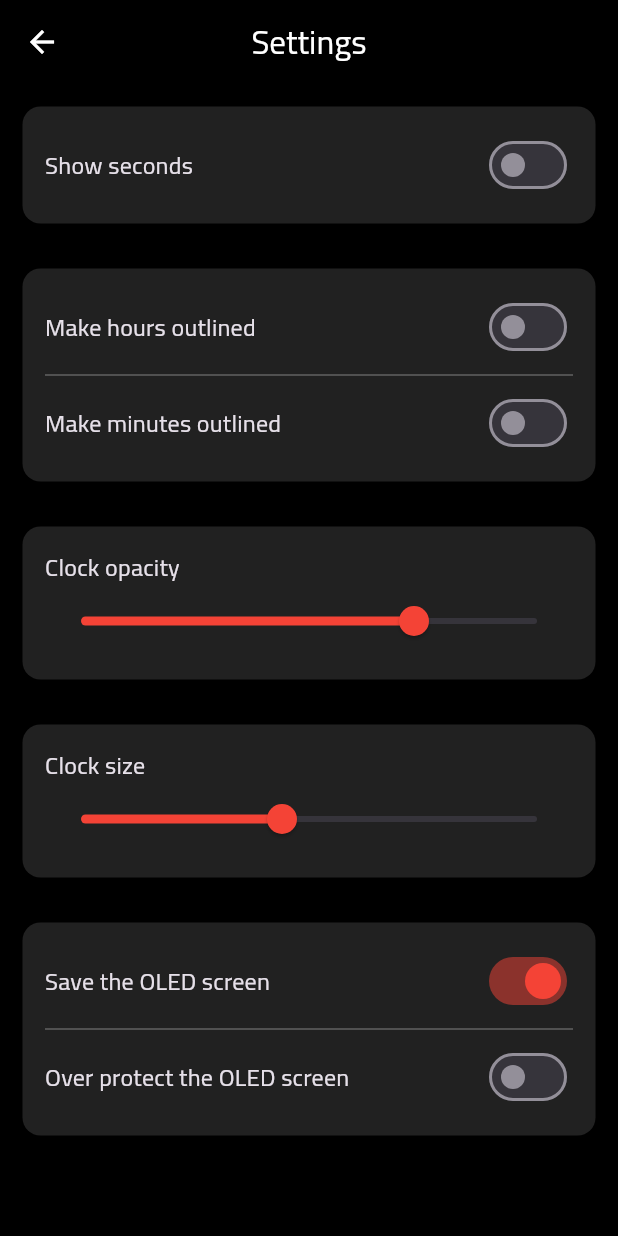
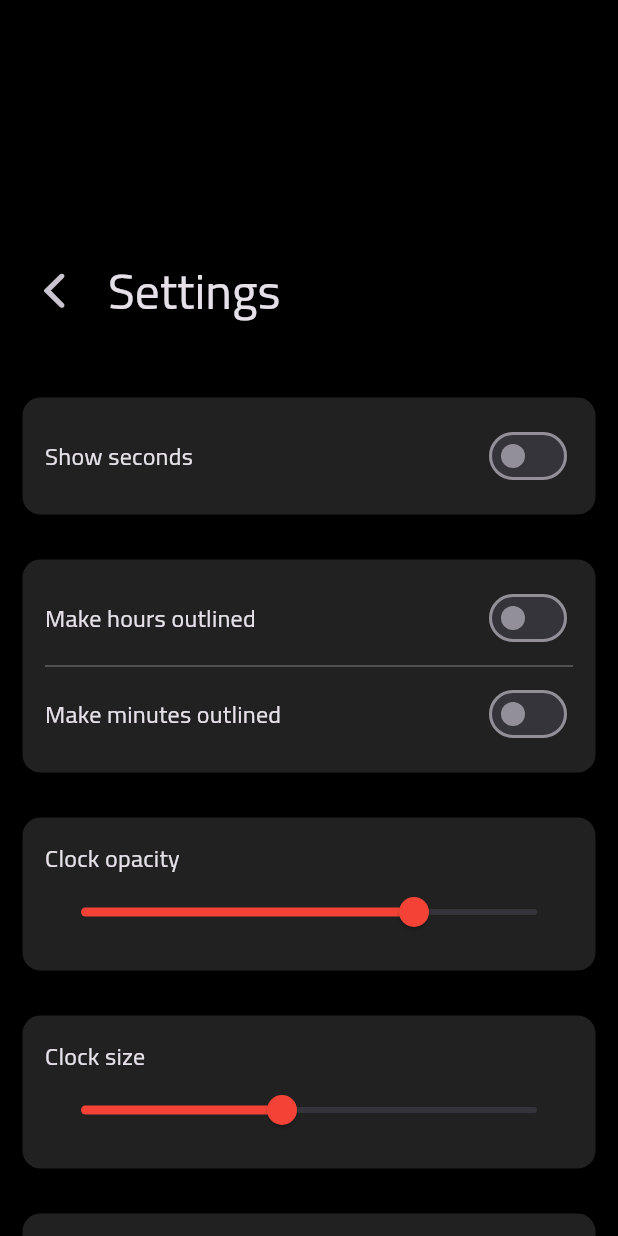
Before and after one commit to Tonywaar/custom_aud, a Flutter app: the screen it shows after launch, after a tap on the "settings" icon, on a phone screen of 412 x 824 dp. Run offline on Flutter 3.47's test engine with Material 3 defaults, Android fonts, the phone set to English and light mode, and no system bars; our stand-ins replace animated_flip_counter, battery_plus, get, get_storage, wakelock_plus.

Commit message:
feat: Display battery percentage and charging status
- Add the `battery_plus` package to dependencies.
- Create a `BatteryService` to abstract battery-related logic.
- Display the current battery level and charging indicator on the home screen.
- Update the settings screen UI to use a `SliverAppBar`.

```diff
--- a/lib/app/screens/home_view.dart
+++ b/lib/app/screens/home_view.dart
@@ -3,8 +3,11 @@ import 'dart:math';
 
 import 'package:animated_flip_counter/animated_flip_counter.dart';
 import 'package:custom_aod/app/services/settings_services.dart';
+import 'package:flutter/cupertino.dart';
 import 'package:flutter/material.dart';
 import 'package:get/get.dart';
+
+import '../services/battery_services.dart';
 
 class HomeView extends StatefulWidget {
   const HomeView({super.key});
@@ -21,6 +24,9 @@ class _HomeViewState extends State<HomeView> {
   double _offsetY = 0;
   bool _showSettings = true;
   Timer? _hideTimer;
+
+  double batteryPercentage = 0.0;
+  bool isCharging = false;
 
   @override
   void initState() {
@@ -62,14 +68,14 @@ class _HomeViewState extends State<HomeView> {
           // Calculate safe bounds based on screen size and clock size
           // We assume the clock area is roughly clockSize*2 wide and clockSize*3.5 tall
           final double safeMarginX = (Get.width / 2) - (settings.value.clockSize * 1.2);
-          final double safeMarginY = (Get.height / 2) - (settings.value.clockSize * 2.0);
+          final double safeMarginY = (Get.height / 2) - (settings.value.clockSize * 2.5);
 
           // Ensure margins are at least 0
           final double rangeX = max(0.0, safeMarginX);
           final double rangeY = max(0.0, safeMarginY);
 
           _offsetX = (Random().nextDouble() * 2 - 1) * rangeX;
-          _offsetY = (Random().nextDouble() * 2 - 1) * rangeY;
+          _offsetY = (Random().nextDouble() * 2 - 5) * rangeY;
         } else {
           _offsetX = (DateTime.now().second % 10 - 5).toDouble();
           _offsetY = (DateTime.now().microsecond % 10 - 5).toDouble();
@@ -82,7 +88,16 @@ class _HomeViewState extends State<HomeView> {
       _currentTimeH = hour12;
       _currentTimeM = now.minute;
       _currentTimeS = now.second;
+
+      if (now.second % 15 == 0) {
+        _updateBatteryInfo();
+      }
     });
+  }
+
+  _updateBatteryInfo() async {
+    batteryPercentage = await BatteryService.getBatteryLevel();
+    isCharging = await BatteryService.isCharging();
   }
 
   @override
@@ -167,6 +182,17 @@ class _HomeViewState extends State<HomeView> {
                               ),
                             );
                           }),
+                          Row(
+                            mainAxisSize: MainAxisSize.min,
+                            mainAxisAlignment: MainAxisAlignment.center,
+                            children: [
+                              if (isCharging) const Icon(CupertinoIcons.bolt, size: 10, color: Colors.white54),
+                              Text(
+                                "${(batteryPercentage * 100).toStringAsFixed(0)}%",
+                                style: context.textTheme.bodySmall?.copyWith(color: Colors.white54),
+                              ),
+                            ],
+                          ),
                         ],
                       ),
                     ),
--- a/lib/app/screens/settings_view.dart
+++ b/lib/app/screens/settings_view.dart
@@ -1,4 +1,5 @@
 import 'package:custom_aod/app/services/settings_services.dart';
+import 'package:flutter/cupertino.dart';
 import 'package:flutter/material.dart';
 import 'package:get/get.dart';
 
@@ -9,13 +10,28 @@ class SettingsView extends StatelessWidget {
   Widget build(BuildContext context) {
     return SafeArea(
       child: Scaffold(
-        appBar: AppBar(
-          title: const Text('Settings'),
-          centerTitle: true,
+        body: CustomScrollView(slivers: <Widget>[
+          SliverAppBar(
+            expandedHeight: 250.0,
+            leading: SizedBox(),
+            backgroundColor: Colors.black,
+            flexibleSpace: FlexibleSpaceBar(
+              title: Row(
+                children: [
+                  IconButton(onPressed: () => Get.back(), icon: Icon(CupertinoIcons.back)),
+                  Text("Settings"),
+                ],
               ),
-        body: ListView(
-          padding: EdgeInsets.zero,
-          // spacing: 5,
+              titlePadding: const EdgeInsetsDirectional.only(start: 0.0, bottom: 20.0),
+            ),
+            // floating: true,
+            pinned: true,
+          ),
+          SliverToBoxAdapter(
+            child: Column(
+              // padding: EdgeInsets.zero,
+              // shrinkWrap: true,
+              // physics: const NeverScrollableScrollPhysics(),
               children: [
                 Card(
                   child: SizedBox(
@@ -259,8 +275,13 @@ class SettingsView extends StatelessWidget {
                     ),
                   ).paddingAll(15),
                 ),
+                SizedBox(
+                  height: 150,
+                )
               ],
             ),
+          ),
+        ]),
       ),
     );
   }
--- /dev/null
+++ b/lib/app/services/battery_services.dart
@@ -0,0 +1,21 @@
+import 'package:battery_plus/battery_plus.dart';
+
+class BatteryService {
+  static Battery battery = Battery();
+
+  static Future<double> getBatteryLevel() async {
+    return (await battery.batteryLevel) / 100; // 0.0–1.0
+  }
+
+  // BatteryState.charging
+  // BatteryState.discharging
+  // BatteryState.full
+  // BatteryState.unknown
+  static Future<BatteryState> getBatteryState() async {
+    return await battery.batteryState;
+  }
+
+  static Future<bool> isCharging() async {
+    return await BatteryService.getBatteryState() == BatteryState.charging;
+  }
+}
--- a/lib/main.dart
+++ b/lib/main.dart
@@ -40,11 +40,11 @@ Future<void> main() async {
           elevation: 0,
           color: Colors.grey[900],
           surfaceTintColor: Colors.transparent,
-          margin: EdgeInsets.all(15),
+          margin: const EdgeInsets.all(15),
         ),
         appBarTheme: const AppBarTheme(
           scrolledUnderElevation: 0,
-          color: Colors.transparent,
+          backgroundColor: Colors.transparent,
           foregroundColor: Colors.white,
         ),
         dividerColor: Colors.grey[700],
--- a/pubspec.yaml
+++ b/pubspec.yaml
@@ -15,6 +15,7 @@ dependencies:
   get_storage: 2.1.1
   animated_flip_counter: ^0.3.4
   wakelock_plus: ^1.4.0
+  battery_plus: ^7.0.0
 
 dev_dependencies:
   flutter_test:
```
Also changed, not shown: pubspec.lock. Lines whose indentation alone changed are shown as unchanged.
